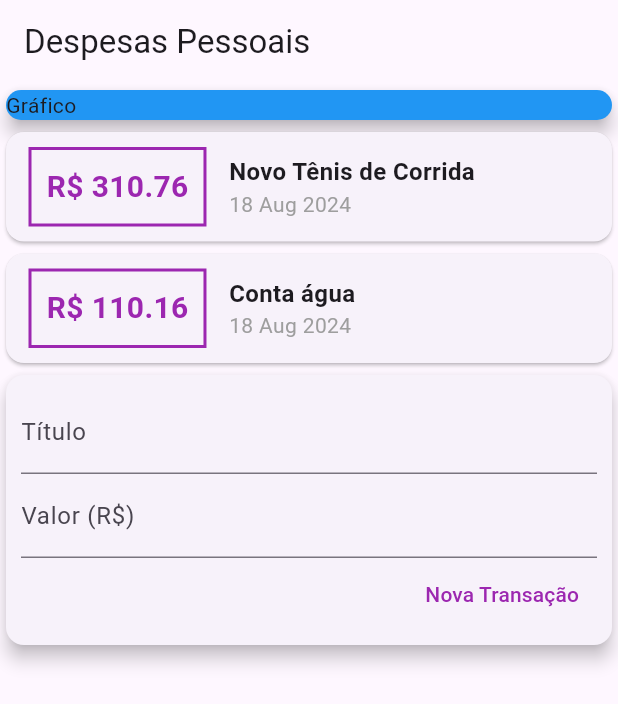
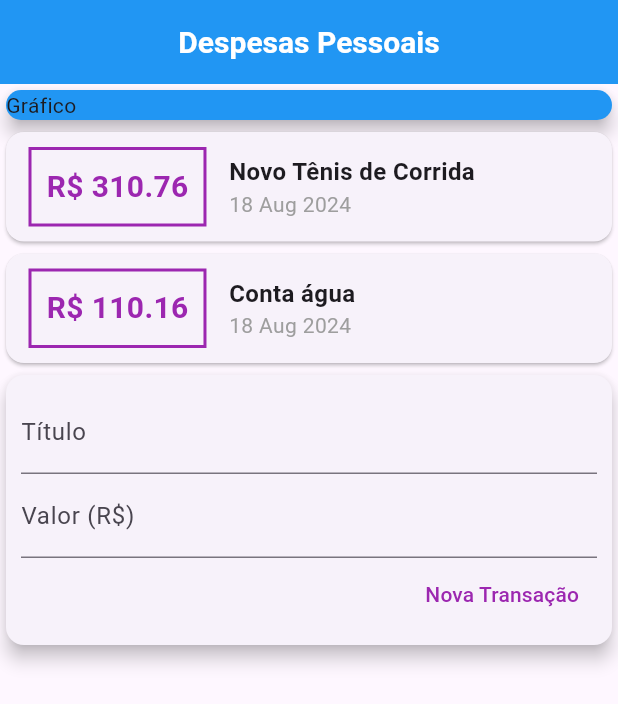
Before and after one commit to LucasFagundesWielewski/personal_expenses_app, a Flutter app: the screen it shows after launch, on a phone screen of 412 x 824 dp. Shown: the top 704 px of the screen. Run offline on Flutter 3.47's test engine with Material 3 defaults, Android fonts, the phone set to English and light mode, and no system bars.

Commit message:
added form, list and user transaction

```diff
--- /dev/null
+++ b/lib/components/transaction_form.dart
@@ -0,0 +1,42 @@
+import 'package:flutter/material.dart';
+
+class TransactionForm extends StatelessWidget {
+  final titleController = TextEditingController();
+  final amountController = TextEditingController();
+
+  @override
+  Widget build(BuildContext context) {
+    return Card(
+      elevation: 5,
+      child: Padding(
+        padding: const EdgeInsets.all(10),
+        child: Column(
+          children: <Widget>[
+            TextField(
+              controller: titleController,
+              decoration: const InputDecoration(labelText: 'Título'),
+            ),
+            TextField(
+              controller: amountController,
+              decoration: const InputDecoration(labelText: 'Valor (R\$)'),
+            ),
+            Row(
+              mainAxisAlignment: MainAxisAlignment.end,
+              children: <Widget>[
+                TextButton(
+                  onPressed: () {},
+                  child: const Text(
+                    'Nova Transação',
+                    style: TextStyle(
+                      color: Colors.purple,
+                    ),
+                  ),
+                ),
+              ],
+            ),
+          ],
+        ),
+      ),
+    );
+  }
+}
--- /dev/null
+++ b/lib/components/transaction_list.dart
@@ -0,0 +1,62 @@
+import 'package:flutter/material.dart';
+import '../models/transaction.dart';
+import 'package:intl/intl.dart';
+
+class TransactionList extends StatelessWidget {
+  final List<Transaction> transactions;
+
+  TransactionList(this.transactions);
+
+  @override
+  Widget build(BuildContext context) {
+    return Column(
+      children: transactions.map((tr) {
+        return Card(
+          child: Row(
+            children: <Widget>[
+              Container(
+                margin: const EdgeInsets.symmetric(
+                  horizontal: 15,
+                  vertical: 10,
+                ),
+                decoration: BoxDecoration(
+                  border: Border.all(
+                    color: Colors.purple,
+                    width: 2,
+                  ),
+                ),
+                padding: const EdgeInsets.all(10),
+                child: Text(
+                  'R\$ ${tr.amount.toStringAsFixed(2)}',
+                  style: const TextStyle(
+                    fontWeight: FontWeight.bold,
+                    fontSize: 20,
+                    color: Colors.purple,
+                  ),
+                ),
+              ),
+              Column(
+                crossAxisAlignment: CrossAxisAlignment.start,
+                children: <Widget>[
+                  Text(
+                    tr.title,
+                    style: const TextStyle(
+                      fontSize: 16,
+                      fontWeight: FontWeight.bold,
+                    ),
+                  ),
+                  Text(
+                    DateFormat('d MMM y').format(tr.date),
+                    style: const TextStyle(
+                      color: Colors.grey,
+                    ),
+                  ),
+                ],
+              ),
+            ],
+          ),
+        );
+      }).toList(),
+    );
+  }
+}
--- /dev/null
+++ b/lib/components/transaction_user.dart
@@ -0,0 +1,52 @@
+import 'dart:math';
+
+import 'package:expenses/models/transaction.dart';
+import 'package:flutter/material.dart';
+import 'transaction_form.dart';
+import 'transaction_list.dart';
+
+class TransactionUser extends StatefulWidget {
+  @override
+  _TransactionUserState createState() => _TransactionUserState();
+}
+
+class _TransactionUserState extends State<TransactionUser> {
+  final _transactions = [
+    Transaction(
+      id: 't1',
+      title: 'Novo Tênis de Corrida',
+      amount: 310.76,
+      date: DateTime.now(),
+    ),
+    Transaction(
+      id: 't2',
+      title: 'Conta água',
+      amount: 110.16,
+      date: DateTime.now(),
+    ),
+  ];
+
+  _addTransaction(String title, double amount) {
+    final newTransaction = Transaction(
+      id: Random().nextDouble().toString(),
+      title: title,
+      amount: amount,
+      date: DateTime.now(),
+    );
+
+    setState(() {
+      _transactions.add(newTransaction);
+    });
+  }
+
+  @override
+  Widget build(BuildContext context) {
+    return Column(
+      crossAxisAlignment: CrossAxisAlignment.stretch,
+      children: <Widget>[
+        TransactionList(_transactions),
+        TransactionForm(),
+      ],
+    );
+  }
+}
--- a/lib/main.dart
+++ b/lib/main.dart
@@ -1,6 +1,5 @@
-import 'package:expenses/models/transaction.dart';
+import 'components/transaction_user.dart';
 import 'package:flutter/material.dart';
-import 'package:intl/intl.dart';
 
 main() => runApp(const ExpensesApp());
 
@@ -15,29 +14,20 @@ class ExpensesApp extends StatelessWidget {
 class MyHomePage extends StatelessWidget {
   MyHomePage({super.key});
 
-  final titleController = TextEditingController();
-  final amountController = TextEditingController();
-
-  final _transactions = [
-    Transaction(
-      id: 't1',
-      title: 'Novo Tênis de Corrida',
-      amount: 310.76,
-      date: DateTime.now(),
-    ),
-    Transaction(
-      id: 't2',
-      title: 'Conta água',
-      amount: 110.16,
-      date: DateTime.now(),
-    ),
-  ];
-
   @override
   Widget build(BuildContext context) {
     return Scaffold(
       appBar: AppBar(
-        title: const Text('Despesas Pessoais'),
+        title: const Text(
+          'Despesas Pessoais',
+          style: TextStyle(
+            fontSize: 20,
+            fontWeight: FontWeight.bold,
+          ),
+        ),
+        centerTitle: true,
+        backgroundColor: Colors.blue,
+        foregroundColor: Colors.white,
       ),
       body: Column(
         crossAxisAlignment: CrossAxisAlignment.stretch,
@@ -49,88 +39,7 @@ class MyHomePage extends StatelessWidget {
               child: Text('Gráfico'),
             ),
           ),
-          Column(
-            children: _transactions.map((tr) {
-              return Card(
-                child: Row(
-                  children: <Widget>[
-                    Container(
-                      margin: const EdgeInsets.symmetric(
-                        horizontal: 15,
-                        vertical: 10,
-                      ),
-                      decoration: BoxDecoration(
-                        border: Border.all(
-                          color: Colors.purple,
-                          width: 2,
-                        ),
-                      ),
-                      padding: const EdgeInsets.all(10),
-                      child: Text(
-                        'R\$ ${tr.amount.toStringAsFixed(2)}',
-                        style: const TextStyle(
-                          fontWeight: FontWeight.bold,
-                          fontSize: 20,
-                          color: Colors.purple,
-                        ),
-                      ),
-                    ),
-                    Column(
-                      crossAxisAlignment: CrossAxisAlignment.start,
-                      children: <Widget>[
-                        Text(
-                          tr.title,
-                          style: const TextStyle(
-                            fontSize: 16,
-                            fontWeight: FontWeight.bold,
-                          ),
-                        ),
-                        Text(
-                          DateFormat('d MMM y').format(tr.date),
-                          style: const TextStyle(
-                            color: Colors.grey,
-                          ),
-                        ),
-                      ],
-                    ),
-                  ],
-                ),
-              );
-            }).toList(),
-          ),
-          Card(
-            elevation: 5,
-            child: Padding(
-              padding: const EdgeInsets.all(10),
-              child: Column(
-                children: <Widget>[
-                  TextField(
-                    controller: titleController,
-                    decoration: const InputDecoration(labelText: 'Título'),
-                  ),
-                  TextField(
-                    controller: amountController,
-                    decoration: const InputDecoration(labelText: 'Valor (R\$)'),
-                  ),
-                  Row(
-                    mainAxisAlignment: MainAxisAlignment.end,
-                    children: <Widget>[
-                      TextButton(
-                        onPressed: () {
-                        },
-                        child: const Text(
-                          'Nova Transação',
-                          style: TextStyle(
-                            color: Colors.purple,
-                          ),
-                        ),
-                      ),
-                    ],
-                  ),
-                ],
-              ),
-            ),
-          ),
+          TransactionUser(),
         ],
       ),
     );
```
